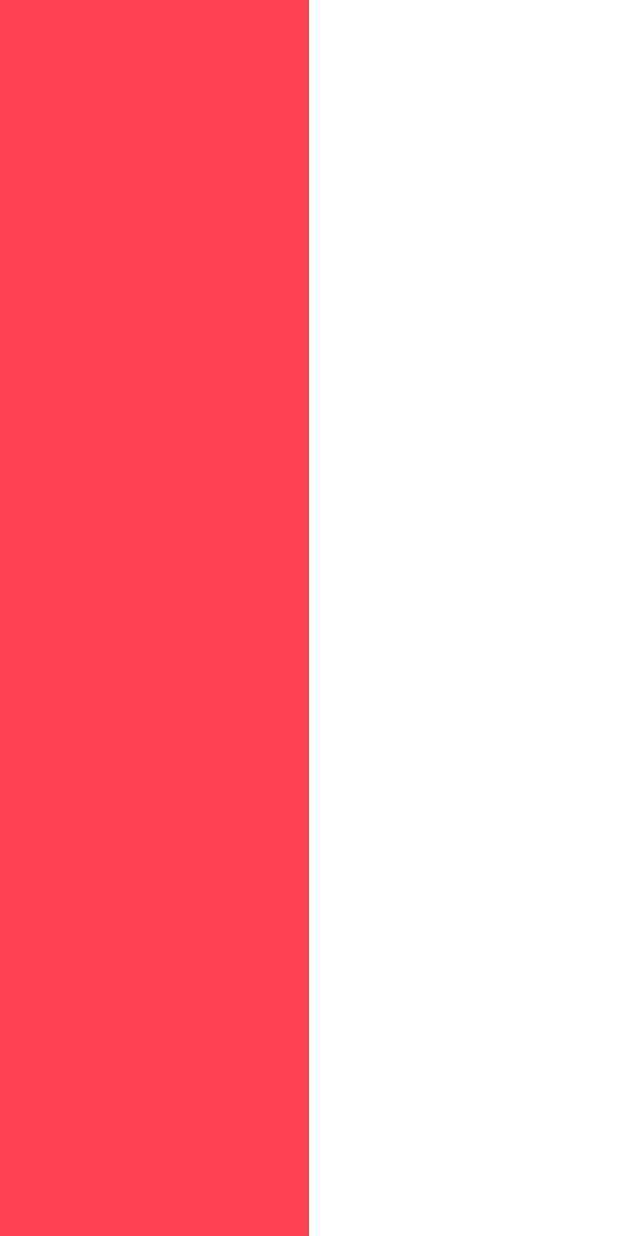
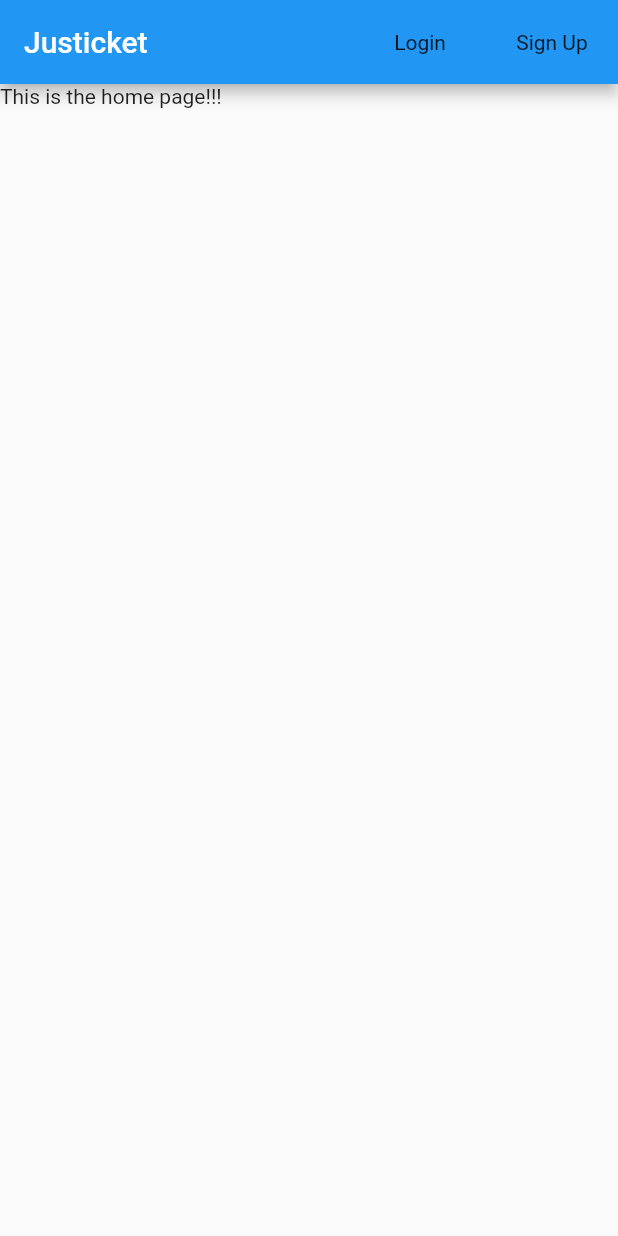
Before and after one commit to gegestalt/CS308_flutter_app, a Flutter app: the screen it shows after launch, on a phone screen of 412 x 824 dp. Run offline on Flutter 3.47's test engine with Material 2 defaults, Android fonts, the phone set to English and light mode, and no system bars; our stand-ins replace email_validator, google_fonts.

Commit message:
implemented basic signup screen and routing for login and sigunp screens

```diff
--- a/frontend/lib/main.dart
+++ b/frontend/lib/main.dart
@@ -1,65 +1,30 @@
 import 'package:flutter/material.dart';
 import 'package:google_fonts/google_fonts.dart';
-import 'constants.dart';
+import 'utils/constants.dart';
+import 'routes/home.dart';
+import 'routes/signup.dart';
+import 'routes/login.dart';
 
 void main() {
   runApp(MyApp());
 }
 
 class MyApp extends StatelessWidget {
-  // This widget is the root of your application.
+  // This widget is the root of the application.
   @override
   Widget build(BuildContext context) {
     return MaterialApp(
-        title: 'Flutter Demo',
-        theme: ThemeData(
-          primaryColor: kPrimaryColor,
-          visualDensity: VisualDensity.adaptivePlatformDensity,
-          textTheme: GoogleFonts.secularOneTextTheme(),
-        ),
-        home: MyHomePage(title: 'Flutter Demo Home Page'));
-  }
-}
-
-class MyHomePage extends StatefulWidget {
-  MyHomePage({Key key, this.title}) : super(key: key);
-
-  final String title;
-
-  @override
-  _MyHomePageState createState() => _MyHomePageState();
-}
-
-class _MyHomePageState extends State<MyHomePage> {
-  @override
-  Widget build(BuildContext context) {
-    Size size = MediaQuery.of(context).size;
-    return Scaffold(
-      body: Container(
-        width: size.width,
-        height: size.height,
-        child: Stack(
-          children: [
-            Row(children: [
-              Container(
-                  height: double.infinity,
-                  width: size.width / 2,
-                  color: kPrimaryColor),
-              Container(
-                  height: double.infinity,
-                  width: size.width / 2,
-                  color: Colors.white)
-            ]),
-            Align(
-              alignment: Alignment.centerLeft,
-              child: Padding(
-                padding: EdgeInsets.all(32),
-                child: Column(),
-              ),
-            ),
-          ],
-        ),
+      title: 'Justicket',
+      theme: ThemeData(
+        primaryColor: kPrimaryColor,
+        visualDensity: VisualDensity.adaptivePlatformDensity,
+        textTheme: GoogleFonts.secularOneTextTheme(),
       ),
+      home: HomePage(),
+      routes: {
+        '/signup': (context) => SignUp(),
+        '/login': (context) => LogIn(),
+      },
     );
   }
 }
--- /dev/null
+++ b/frontend/lib/routes/home.dart
@@ -0,0 +1,41 @@
+import 'package:flutter/material.dart';
+
+class HomePage extends StatefulWidget {
+  @override
+  _HomePageState createState() => _HomePageState();
+}
+
+class _HomePageState extends State<HomePage> {
+  @override
+  Widget build(BuildContext context) {
+    // TODO: implement homepage
+    return Scaffold(
+      appBar: AppBar(
+        title: Text("Justicket"),
+        actions: <Widget>[
+          RawMaterialButton(
+            onPressed: () {
+              setState(() {
+                Navigator.pushNamed(context, "/login");
+              });
+            },
+            child: Text(
+              "Login",
+            ),
+          ),
+          RawMaterialButton(
+            onPressed: () {
+              setState(() {
+                Navigator.pushNamed(context, "/signup");
+              });
+            },
+            child: Text(
+              "Sign Up",
+            ),
+          ),
+        ],
+      ),
+      body: Text("This is the home page!!!"),
+    );
+  }
+}
--- /dev/null
+++ b/frontend/lib/routes/login.dart
@@ -0,0 +1,15 @@
+import 'package:flutter/material.dart';
+
+class LogIn extends StatefulWidget {
+  @override
+  _LogInState createState() => _LogInState();
+}
+
+class _LogInState extends State<LogIn> {
+  @override
+  Widget build(BuildContext context) {
+    return Container(
+      child: Text("This is login page"),
+    );
+  }
+}
--- a/frontend/pubspec.yaml
+++ b/frontend/pubspec.yaml
@@ -22,15 +22,11 @@ environment:
   sdk: ">=2.7.0 <3.0.0"
 
 dependencies:
-
-
   flutter:
     sdk: flutter
   google_fonts: ^2.1.0
-
-  # The following adds the Cupertino Icons font to your application.
-  # Use with the CupertinoIcons class for iOS style icons.
   cupertino_icons: ^1.0.2
+  email_validator: ^1.0.6
 
 
 dev_dependencies:
```
Also changed, not shown: frontend/lib/OFL.txt (deleted, +0 -91 lines), frontend/lib/routes/signup.dart (added, +231 -0 lines), frontend/lib/SecularOne-Regular.ttf (deleted), frontend/lib/utils/constants.dart (renamed from frontend/lib/constants.dart), frontend/pubspec.lock.
